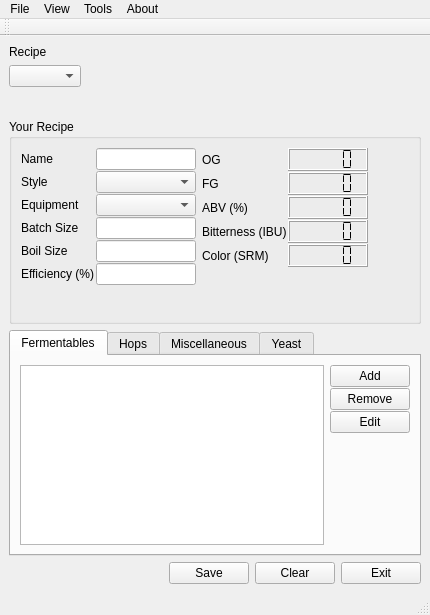
Before: the Qt Designer form mainWindow.ui in Brewtarget/brewtarget, drawn with Qt 5.
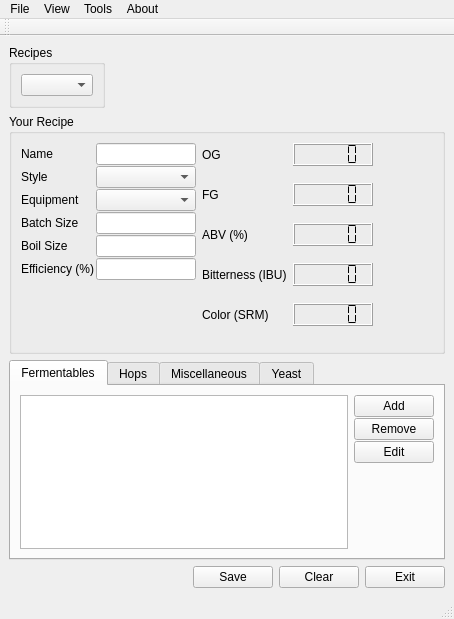
After: the same form once the commit is applied. Custom widgets are drawn as their Qt base class.

Patch:
```diff
--- a/mainWindow.ui
+++ b/mainWindow.ui
@@ -1,66 +1,46 @@
 <ui version="4.0" >
  <class>mainWindow</class>
- <widget class="QMainWindow" name="mainWindow" >
-  <property name="geometry" >
+ <widget class="QMainWindow" name="mainWindow">
+  <property name="geometry">
    <rect>
     <x>0</x>
     <y>0</y>
-    <width>430</width>
-    <height>615</height>
+    <width>454</width>
+    <height>619</height>
    </rect>
   </property>
   <property name="windowTitle" >
    <string>Brewtarget - 1.0b</string>
   </property>
-  <widget class="QWidget" name="centralwidget" >
-   <property name="geometry" >
-    <rect>
-     <x>0</x>
-     <y>37</y>
-     <width>430</width>
-     <height>555</height>
-    </rect>
-   </property>
-   <layout class="QVBoxLayout" name="verticalLayout_9" >
+  <widget class="QWidget" name="centralwidget">
+   <layout class="QVBoxLayout" name="verticalLayout_9">
     <item>
      <layout class="QHBoxLayout" name="horizontalLayout_14" >
       <item>
-       <layout class="QVBoxLayout" name="verticalLayout_8" >
-        <item>
-         <widget class="QLabel" name="label_12" >
-          <property name="text" >
-           <string>Recipe</string>
-          </property>
-         </widget>
-        </item>
-        <item>
-         <widget class="RecipeComboBox" name="recipeComboBox" >
-          <property name="maximumSize" >
-           <size>
-            <width>124</width>
-            <height>16777215</height>
-           </size>
-          </property>
-         </widget>
-        </item>
-        <item>
-         <spacer name="verticalSpacer_2" >
-          <property name="orientation" >
-           <enum>Qt::Vertical</enum>
-          </property>
-          <property name="sizeHint" stdset="0" >
-           <size>
-            <width>20</width>
-            <height>40</height>
-           </size>
-          </property>
-         </spacer>
-        </item>
-       </layout>
+       <widget class="QGroupBox" name="groupBox_2">
+        <property name="title">
+         <string>Recipes</string>
+        </property>
+        <layout class="QHBoxLayout" name="horizontalLayout_15">
+         <item>
+          <widget class="RecipeComboBox" name="recipeComboBox">
+           <property name="maximumSize">
+            <size>
+             <width>160</width>
+             <height>16777215</height>
+            </size>
+           </property>
+          </widget>
+         </item>
+        </layout>
+       </widget>
       </item>
       <item>
-       <spacer name="horizontalSpacer_3" >
-        <property name="orientation" >
+       <layout class="QVBoxLayout" name="verticalLayout_8"/>
+      </item>
+      <item>
+       <spacer name="horizontalSpacer_3">
+        <property name="orientation">
          <enum>Qt::Horizontal</enum>
         </property>
         <property name="sizeHint" stdset="0" >
@@ -348,7 +328,10 @@
             <number>1</number>
            </property>
            <item>
-            <layout class="QHBoxLayout" name="horizontalLayout_7" >
+            <layout class="QHBoxLayout" name="horizontalLayout_7">
+             <property name="sizeConstraint">
+              <enum>QLayout::SetNoConstraint</enum>
+             </property>
              <item>
               <widget class="QLabel" name="label_7" >
                <property name="sizePolicy" >
@@ -390,7 +373,20 @@
             </layout>
            </item>
            <item>
-            <layout class="QHBoxLayout" name="horizontalLayout_8" >
+            <spacer name="verticalSpacer_8">
+             <property name="orientation">
+              <enum>Qt::Vertical</enum>
+             </property>
+             <property name="sizeHint" stdset="0">
+              <size>
+               <width>20</width>
+               <height>40</height>
+              </size>
+             </property>
+            </spacer>
+           </item>
+           <item>
+            <layout class="QHBoxLayout" name="horizontalLayout_8">
              <item>
               <widget class="QLabel" name="label_8" >
                <property name="sizePolicy" >
@@ -432,7 +428,20 @@
             </layout>
            </item>
            <item>
-            <layout class="QHBoxLayout" name="horizontalLayout_9" >
+            <spacer name="verticalSpacer_9">
+             <property name="orientation">
+              <enum>Qt::Vertical</enum>
+             </property>
+             <property name="sizeHint" stdset="0">
+              <size>
+               <width>20</width>
+               <height>40</height>
+              </size>
+             </property>
+            </spacer>
+           </item>
+           <item>
+            <layout class="QHBoxLayout" name="horizontalLayout_9">
              <item>
               <widget class="QLabel" name="label_9" >
                <property name="sizePolicy" >
@@ -474,7 +483,20 @@
             </layout>
            </item>
            <item>
-            <layout class="QHBoxLayout" name="horizontalLayout_10" >
+            <spacer name="verticalSpacer_10">
+             <property name="orientation">
+              <enum>Qt::Vertical</enum>
+             </property>
+             <property name="sizeHint" stdset="0">
+              <size>
+               <width>20</width>
+               <height>40</height>
+              </size>
+             </property>
+            </spacer>
+           </item>
+           <item>
+            <layout class="QHBoxLayout" name="horizontalLayout_10">
              <item>
               <widget class="QLabel" name="label_10" >
                <property name="sizePolicy" >
@@ -483,9 +505,9 @@
                  <verstretch>0</verstretch>
                 </sizepolicy>
                </property>
-               <property name="minimumSize" >
+               <property name="minimumSize">
                 <size>
-                 <width>80</width>
+                 <width>90</width>
                  <height>0</height>
                 </size>
                </property>
@@ -516,7 +538,20 @@
             </layout>
            </item>
            <item>
-            <layout class="QHBoxLayout" name="horizontalLayout_11" >
+            <spacer name="verticalSpacer_11">
+             <property name="orientation">
+              <enum>Qt::Vertical</enum>
+             </property>
+             <property name="sizeHint" stdset="0">
+              <size>
+               <width>20</width>
+               <height>40</height>
+              </size>
+             </property>
+            </spacer>
+           </item>
+           <item>
+            <layout class="QHBoxLayout" name="horizontalLayout_11">
              <item>
               <widget class="QLabel" name="label_11" >
                <property name="sizePolicy" >
@@ -573,8 +608,25 @@
           </layout>
          </item>
          <item>
-          <spacer name="horizontalSpacer" >
-           <property name="orientation" >
+          <layout class="QVBoxLayout" name="verticalLayout_beerColor">
+           <item>
+            <spacer name="verticalSpacer_2">
+             <property name="orientation">
+              <enum>Qt::Vertical</enum>
+             </property>
+             <property name="sizeHint" stdset="0">
+              <size>
+               <width>20</width>
+               <height>40</height>
+              </size>
+             </property>
+            </spacer>
+           </item>
+          </layout>
+         </item>
+         <item>
+          <spacer name="horizontalSpacer">
+           <property name="orientation">
             <enum>Qt::Horizontal</enum>
            </property>
            <property name="sizeType" >
@@ -610,16 +662,8 @@
       <property name="currentIndex" >
        <number>0</number>
       </property>
-      <widget class="QWidget" name="fermentableTab" >
-       <property name="geometry" >
-        <rect>
-         <x>0</x>
-         <y>0</y>
-         <width>408</width>
-         <height>172</height>
-        </rect>
-       </property>
-       <attribute name="title" >
+      <widget class="QWidget" name="fermentableTab">
+       <attribute name="title">
         <string>Fermentables</string>
        </attribute>
        <layout class="QHBoxLayout" name="horizontalLayout_19" >
@@ -903,17 +947,17 @@
     </item>
    </layout>
   </widget>
-  <widget class="QMenuBar" name="menubar" >
-   <property name="geometry" >
+  <widget class="QMenuBar" name="menubar">
+   <property name="geometry">
     <rect>
      <x>0</x>
      <y>0</y>
-     <width>430</width>
-     <height>26</height>
+     <width>454</width>
+     <height>25</height>
     </rect>
    </property>
-   <widget class="QMenu" name="menuFile" >
-    <property name="title" >
+   <widget class="QMenu" name="menuFile">
+    <property name="title">
      <string>File</string>
     </property>
     <addaction name="actionNewRecipe" />
@@ -923,14 +967,14 @@
     <addaction name="separator" />
     <addaction name="actionExit" />
    </widget>
-   <widget class="QMenu" name="menuAbout" >
-    <property name="title" >
+   <widget class="QMenu" name="menuAbout">
+    <property name="title">
      <string>About</string>
     </property>
     <addaction name="actionAbout_BrewTarget" />
    </widget>
-   <widget class="QMenu" name="menuView" >
-    <property name="title" >
+   <widget class="QMenu" name="menuView">
+    <property name="title">
      <string>View</string>
     </property>
     <addaction name="actionEquipments" />
@@ -940,37 +984,20 @@
     <addaction name="actionStyles" />
     <addaction name="actionYeasts" />
    </widget>
-   <widget class="QMenu" name="menuTools" >
-    <property name="title" >
+   <widget class="QMenu" name="menuTools">
+    <property name="title">
      <string>Tools</string>
     </property>
     <addaction name="actionOptions" />
    </widget>
-   <addaction name="menuFile" />
-   <addaction name="menuView" />
-   <addaction name="menuTools" />
-   <addaction name="menuAbout" />
+   <addaction name="menuFile"/>
+   <addaction name="menuView"/>
+   <addaction name="menuTools"/>
+   <addaction name="menuAbout"/>
   </widget>
-  <widget class="QStatusBar" name="statusbar" >
-   <property name="geometry" >
-    <rect>
-     <x>0</x>
-     <y>592</y>
-     <width>430</width>
-     <height>23</height>
-    </rect>
-   </property>
-  </widget>
-  <widget class="QToolBar" name="toolBar" >
-   <property name="geometry" >
-    <rect>
-     <x>0</x>
-     <y>26</y>
-     <width>430</width>
-     <height>11</height>
-    </rect>
-   </property>
-   <property name="windowTitle" >
+  <widget class="QStatusBar" name="statusbar"/>
+  <widget class="QToolBar" name="toolBar">
+   <property name="windowTitle">
     <string>toolBar</string>
    </property>
    <attribute name="toolBarArea" >
```
Left out of the diff: 521 changed lines with no effect on the pictures.
